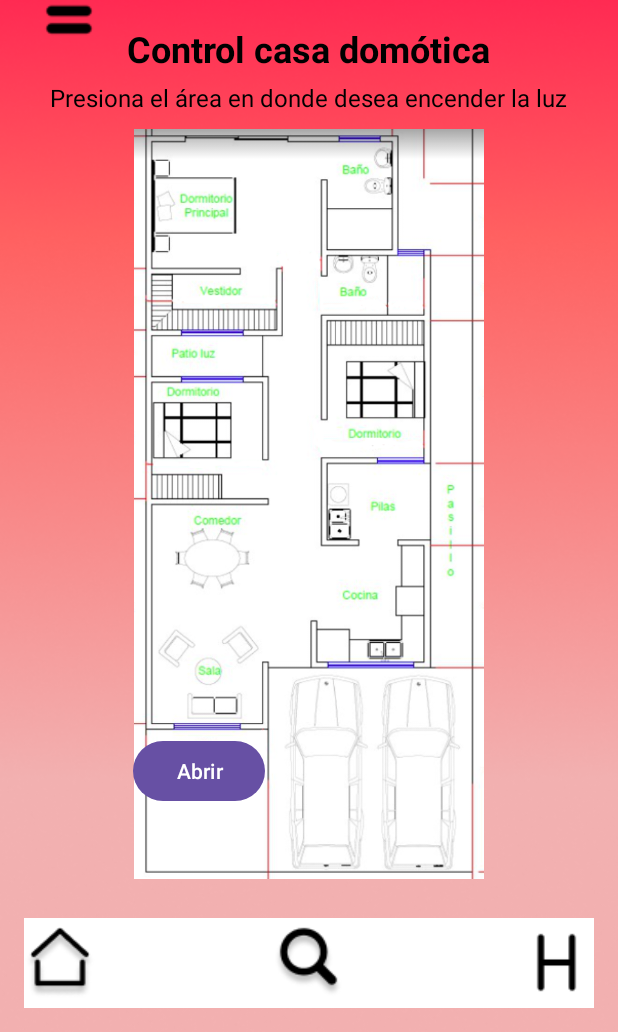
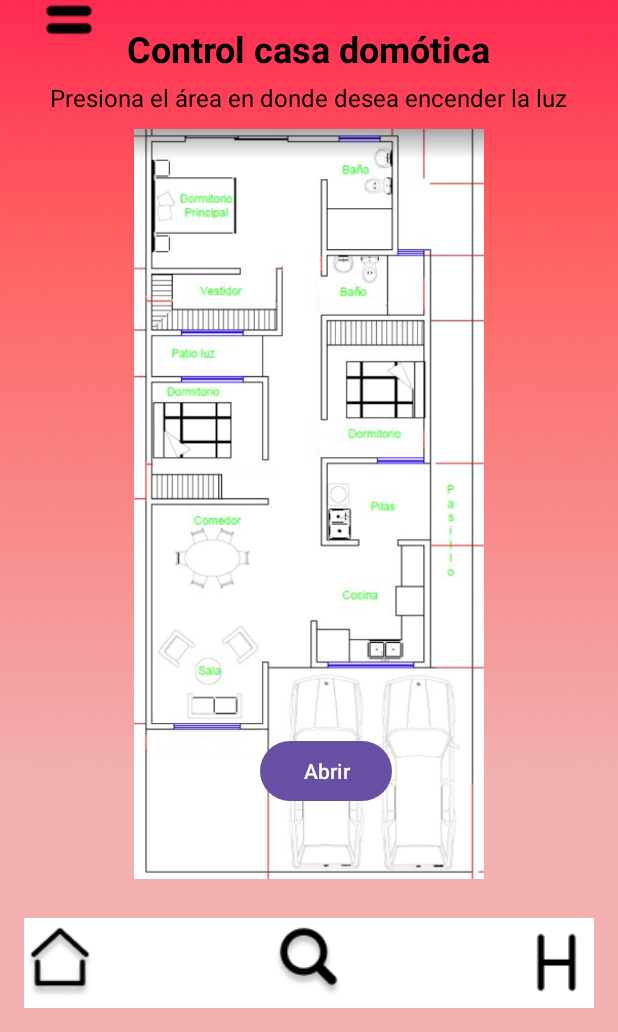
Before and after one commit to StevenTEC295/IntelliHomeV2, an Android app: the ControlHouse screen opened directly, with no data from a screen before it, on a phone screen of 412 x 824 dp, the part 204-1236 px from its top. Run offline under Robolectric (Android 15) with nearby library versions, the light colour scheme and no system bars; 1 statement that could not run was skipped.

Commit message:
VersionEstable-sA-

```diff
--- a/app/src/main/res/layout/activity_controlhouse.xml
+++ b/app/src/main/res/layout/activity_controlhouse.xml
@@ -85,8 +85,8 @@
         android:layout_height="wrap_content"
         android:layout_alignEnd="@+id/areaSala"
         android:layout_marginTop="610dp"
-        android:layout_marginEnd="-15dp"
-        android:text="Abrir"/>
+        android:layout_marginEnd="-100dp"
+        android:text="Abrir" />
 
     <View
         android:id="@+id/Cuarto1"
@@ -117,6 +117,41 @@
         android:layout_marginTop="81dp"
         android:background="@android:color/transparent"
         android:clickable="true" />
+
+    <!-- Alerta de FUEGO -->
+
+    <ImageView
+        android:id="@+id/alertFire"
+        android:layout_width="40dp"
+        android:layout_height="40dp"
+        android:layout_alignParentBottom="true"
+        android:layout_marginStart="50dp"
+        android:layout_marginBottom="242dp"
+        android:visibility="gone"
+        android:src="@drawable/ic_fuego" />
+
+    <!-- Alerta de HUMEDAD -->
+
+    <ImageView
+        android:id="@+id/alertHumidity"
+        android:layout_width="40dp"
+        android:layout_height="40dp"
+        android:layout_alignParentBottom="true"
+        android:layout_marginStart="130dp"
+        android:visibility="gone"
+        android:layout_marginBottom="150dp"
+        android:src="@drawable/ic_humedad" />
+    <!-- Alerta de SISMO -->
+
+    <ImageView
+        android:id="@+id/alertEarthquake"
+        android:layout_width="50dp"
+        android:layout_height="50dp"
+        android:layout_alignParentBottom="true"
+        android:layout_marginStart="50dp"
+        android:layout_marginBottom="95dp"
+        android:visibility="gone"
+        android:src="@drawable/ic_sismo" />
 
     <RelativeLayout
         android:id="@+id/bottomBar"
```
Also changed, not shown: app/src/main/res/drawable/ic_fuego.png (added), app/src/main/res/drawable/ic_humedad.png (added), app/src/main/res/drawable/ic_sismo.png (added), 1 other file.
